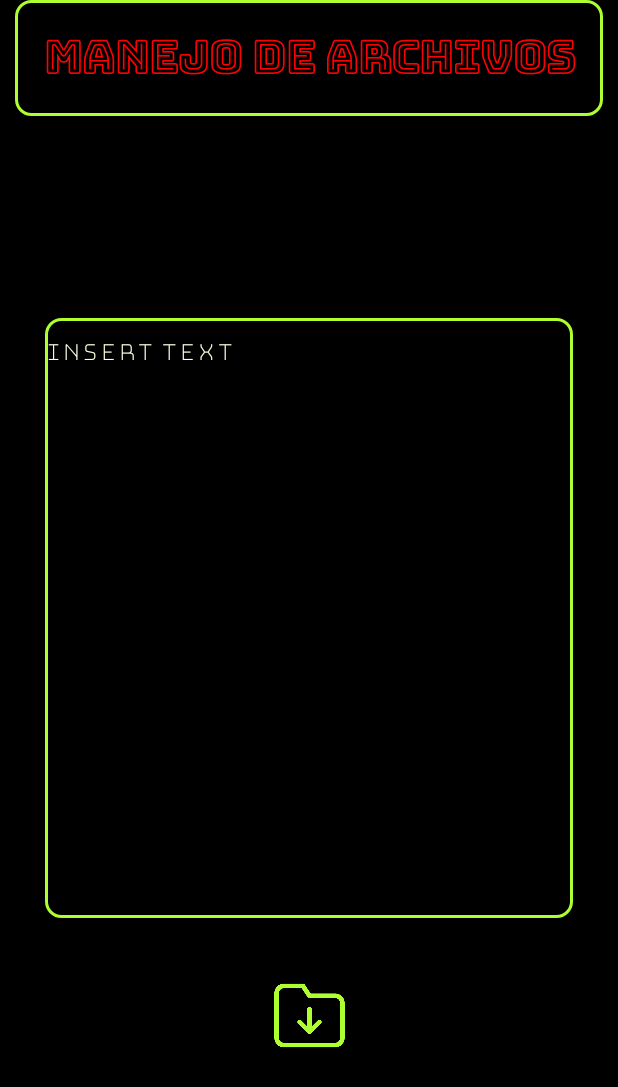
After one commit to rodrigovelasquez2/Todo-en-uno-APP_Rodvels2002, an Android app: the ManejoArchivos screen opened directly, with no data from a screen before it, on a phone screen of 412 x 824 dp. The commit adds this screen. Shown: the top 1087 px of the screen. Run offline under Robolectric (Android 15) with nearby library versions, the phone set to English and light mode, and no system bars.

Commit message:
MANEJO DE ARCHIVOS: Se añadio una interfaz que permite guardar en un archivo local el texto o pitacora del textview

```diff
--- a/app/src/main/AndroidManifest.xml
+++ b/app/src/main/AndroidManifest.xml
@@ -15,6 +15,12 @@
         android:supportsRtl="true"
         android:theme="@style/Theme.TodoEnUno"
         tools:targetApi="31">
+        <activity
+            android:name=".Tarjeta_SD"
+            android:exported="false" />
+        <activity
+            android:name=".ManejoArchivos"
+            android:exported="false" />
         <activity
             android:name=".ContactosPreferencias"
             android:exported="false" />
--- a/app/src/main/java/com/velasquez/todoenuno/MainActivity.java
+++ b/app/src/main/java/com/velasquez/todoenuno/MainActivity.java
@@ -104,9 +104,11 @@ public class MainActivity extends AppCompatActivity {
     public void sendToContactosPreferencias(View view){
         Intent intent = new Intent(MainActivity.this,ContactosPreferencias.class);
         startActivity(intent);
-
     }//Fin sendToContactosPreferencias
 
-
+    public void sendToManejoArchivos(View view){
+        Intent intent = new Intent(MainActivity.this,ManejoArchivos.class);
+        startActivity(intent);
+    }//Fin sendToManejoArchivos
 
 }//Fin MainActivity
--- /dev/null
+++ b/app/src/main/java/com/velasquez/todoenuno/ManejoArchivos.java
@@ -0,0 +1,87 @@
+package com.velasquez.todoenuno;
+
+import android.app.Activity;
+import android.os.Bundle;
+import android.view.View;
+import android.widget.EditText;
+import android.widget.Toast;
+
+import androidx.activity.EdgeToEdge;
+import androidx.appcompat.app.AppCompatActivity;
+import androidx.core.graphics.Insets;
+import androidx.core.view.ViewCompat;
+import androidx.core.view.WindowInsetsCompat;
+
+import java.io.BufferedReader;
+import java.io.IOException;
+import java.io.InputStreamReader;
+import java.io.OutputStreamWriter;
+
+public class ManejoArchivos extends AppCompatActivity {
+    private EditText editText;
+
+    @Override
+    protected void onCreate(Bundle savedInstanceState) {
+        super.onCreate(savedInstanceState);
+        EdgeToEdge.enable(this);
+        setContentView(R.layout.activity_manejo_archivos);
+
+        //Capturar elementos por el ID:
+        editText = findViewById(R.id.editTextAreaTextoManejoArchivo);
+
+        //Archivos 1
+        String archivos[] = fileList();
+        String nameFile = "bitacora.txt";
+        if (ArchivosExiste(archivos, nameFile)) {
+            try {
+                InputStreamReader archivo = new InputStreamReader(openFileInput(nameFile));
+                BufferedReader br = new BufferedReader(archivo); // Leer el archivo
+                String linea = br.readLine();
+                String bitacoraCompleta = "";
+
+                while (linea != null) {
+                    bitacoraCompleta = bitacoraCompleta + linea + "\n";
+                    linea = br.readLine();
+                }//fin while
+
+                //Cada vez que se abra la aplicación, mostrara
+                editText.setText(bitacoraCompleta);
+                br.close();
+                archivo.close();
+
+            } catch (IOException io) {
+
+            }//Fin Try-cath
+
+        }//Fin if
+
+        ViewCompat.setOnApplyWindowInsetsListener(findViewById(R.id.main), (v, insets) -> {
+            Insets systemBars = insets.getInsets(WindowInsetsCompat.Type.systemBars());
+            v.setPadding(systemBars.left, systemBars.top, systemBars.right, systemBars.bottom);
+            return insets;
+        });//Fin onCreate
+    }//Fin onCreate
+
+    private boolean ArchivosExiste(String[] archivos, String nameFile) {
+        for (int i = 0; i < archivos.length; i++)
+            if (nameFile.equals(archivos[i]))
+                return true;
+        return false;
+    }//Fin ArchivosExiste
+
+    //Metodo para guardar
+    public void guardarArchivos(View view) {
+        String nameFile = "bitacora.txt";
+        try {
+            //Crea el archivo de texto
+            OutputStreamWriter archivo = new OutputStreamWriter(openFileOutput(nameFile, Activity.MODE_PRIVATE));
+            archivo.write(editText.getText().toString());
+            archivo.flush(); // Limpia los datos del buffer
+            archivo.close();
+        } catch (IOException io) {
+            System.out.println(io);
+        }//Fin try-catch
+        Toast.makeText(this, "Se guardo los datos de manera correcta", Toast.LENGTH_SHORT).show();
+        finish();
+    }//Fin guardarArchivos
+}//Fin ManejoArchivos
--- /dev/null
+++ b/app/src/main/res/drawable/edittext_border.xml
@@ -0,0 +1,9 @@
+<?xml version="1.0" encoding="utf-8"?>
+<shape xmlns:android="http://schemas.android.com/apk/res/android"
+    android:shape="rectangle">
+    <stroke
+        android:width="2dp"
+        android:color="@color/amarillo_verde" />
+    <corners android:radius="10dp" />
+    <stroke android:width="2dp" />
+</shape>
--- /dev/null
+++ b/app/src/main/res/layout/activity_manejo_archivos.xml
@@ -0,0 +1,60 @@
+<?xml version="1.0" encoding="utf-8"?>
+<androidx.constraintlayout.widget.ConstraintLayout xmlns:android="http://schemas.android.com/apk/res/android"
+    xmlns:app="http://schemas.android.com/apk/res-auto"
+    xmlns:tools="http://schemas.android.com/tools"
+    android:id="@+id/main"
+    android:layout_width="match_parent"
+    android:layout_height="match_parent"
+    android:background="@color/black"
+    tools:context=".ManejoArchivos">
+
+    <TextView
+        android:id="@+id/textViewManejoArchivo"
+        android:layout_width="match_parent"
+        android:layout_height="wrap_content"
+        android:background="@drawable/edittext_border"
+        android:fontFamily="@font/font_bungeeoutlineregular"
+        android:gravity="center"
+        android:layout_marginEnd="10dp"
+        android:layout_marginStart="10dp"
+        android:textStyle="bold"
+        android:text="@string/app_manejo_archivo"
+        android:textColor="@color/rojo"
+        android:textSize="30dp"
+        tools:layout_editor_absoluteX="0dp"
+        tools:layout_editor_absoluteY="1dp" />
+
+    <EditText
+        android:id="@+id/editTextAreaTextoManejoArchivo"
+        android:layout_width="match_parent"
+        android:layout_height="400dp"
+        android:layout_margin="30dp"
+        android:fontFamily="@font/font_bungeehairlineregular"
+        android:textStyle="bold"
+        android:textColor="@color/amarillo_verde"
+        android:textColorHint="@color/pastel_yellow"
+        android:background="@drawable/edittext_border"
+        android:gravity="top"
+        android:hint="@string/app_insert_text"
+        app:layout_constraintBottom_toBottomOf="parent"
+        app:layout_constraintEnd_toEndOf="parent"
+        app:layout_constraintStart_toStartOf="parent"
+        app:layout_constraintTop_toTopOf="parent" />
+
+    <ImageButton
+        android:id="@+id/btnGuardar_ManejoArchivos"
+        android:layout_width="50dp"
+        android:layout_height="50dp"
+        android:backgroundTint="@color/amarillo_verde"
+        android:layout_marginTop="40dp"
+        android:background="@drawable/icon_guardar"
+        android:onClick="guardarArchivos"
+        android:text="@string/app_guardar"
+        app:layout_constraintEnd_toEndOf="parent"
+        app:layout_constraintStart_toStartOf="parent"
+        app:layout_constraintTop_toBottomOf="@id/editTextAreaTextoManejoArchivo" />
+
+    />
+
+
+</androidx.constraintlayout.widget.ConstraintLayout>
--- a/app/src/main/res/values/strings.xml
+++ b/app/src/main/res/values/strings.xml
@@ -18,7 +18,7 @@
     <string name="app_resultado">Resultado</string>
     <string name="app_msg_button">Calcular</string>
     <string name="app_add">Add</string>
-
+    <string name="app_guardar">Guardar</string>
 
     <!--Spinner-->
     <string name="app_spinner">Spinner</string>
@@ -52,7 +52,7 @@
     <string name="app_cerrar">Cerrar</string>
     <string name="app_buscar">Buscar</string>
 
-    <!--CARD VIES-->
+    <!--CARD VIEWS-->
     <string name="app_Large_Text">Large Text</string>
     <string name="app_name_pets">Pet´s Name</string>
     <string name="app_edad">Edad</string>
@@ -68,4 +68,7 @@
     <string name="app_contactos">Contactos</string>
 
 
+    <!--Manejo de archivos-->
+    <string name="app_manejo_archivo">Manejo de archivos</string>
+
 </resources>
```
Also changed, not shown: app/src/main/java/com/velasquez/todoenuno/Tarjeta_SD.java (added, +24 -0 lines), app/src/main/res/layout/activity_main.xml (+8 -0 lines), app/src/main/res/layout/activity_tarjeta_sd.xml (added, +10 -0 lines), app/src/main/res/Icons/file.xml (added), app/src/main/res/drawable/background_beepanal.jpg (added), app/src/main/res/drawable/icon_guardar.png (added), app/src/main/res/font/font_bungeehairlineregular.ttf (added), app/src/main/res/font/font_bungeeoutlineregular.ttf (added).
